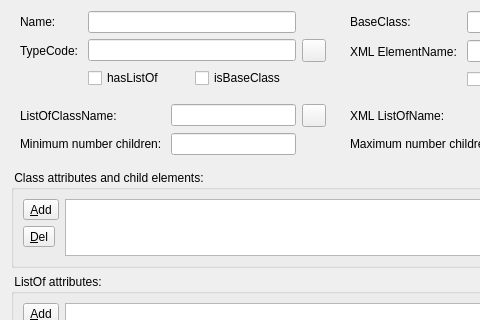
First picture: the form in ui/formdeviserclass.ui, repository sbmlteam/QtDeviser, before the edit; both pictures show x 0 to 480 and y 0 to 320 of the 675 by 586 pixel window.
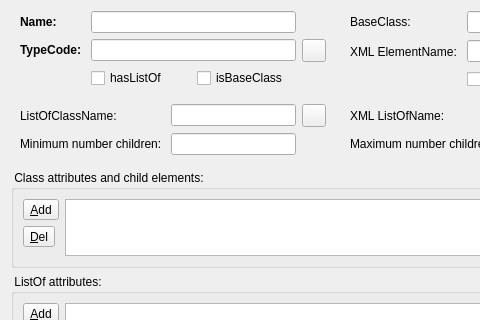
Second picture: the form after the edit. Icons and pictures are not drawn.

The edit to the form file:
```diff
--- a/ui/formdeviserclass.ui
+++ b/ui/formdeviserclass.ui
@@ -49,7 +49,7 @@
         <item row="0" column="0">
          <widget class="QLabel" name="label">
           <property name="text">
-           <string>Name:</string>
+           <string>&lt;html&gt;&lt;head/&gt;&lt;body&gt;&lt;p&gt;&lt;span style=&quot; font-weight:600;&quot;&gt;Name:&lt;/span&gt;&lt;/p&gt;&lt;/body&gt;&lt;/html&gt;</string>
           </property>
          </widget>
         </item>
@@ -69,7 +69,7 @@
         <item row="1" column="0">
          <widget class="QLabel" name="label_2">
           <property name="text">
-           <string>TypeCode: </string>
+           <string>&lt;html&gt;&lt;head/&gt;&lt;body&gt;&lt;p&gt;&lt;span style=&quot; font-weight:600;&quot;&gt;TypeCode: &lt;/span&gt;&lt;/p&gt;&lt;/body&gt;&lt;/html&gt;</string>
           </property>
          </widget>
         </item>
```
Left out of the diff: 4 changed lines with no effect on the pictures.
